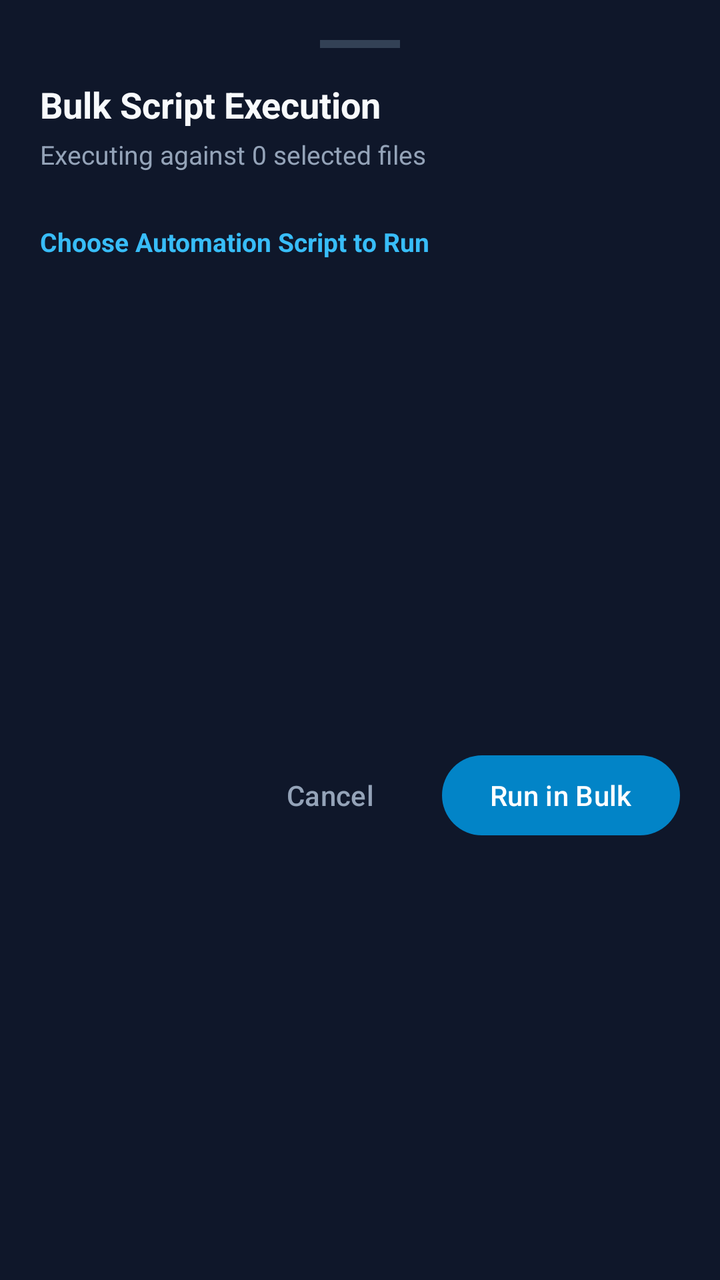
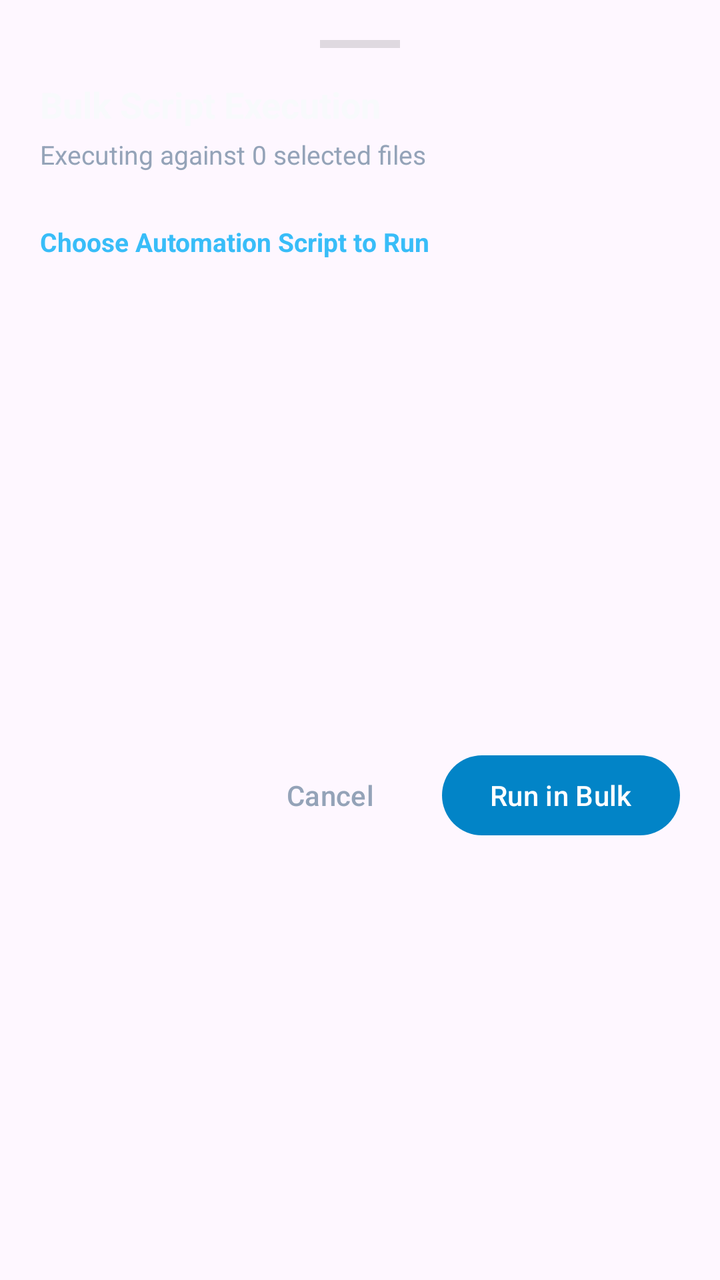

The first picture is an Android layout as it rendered before a commit; the second is the same layout after the commit. The layout source and the unified diff follow.
<!-- AndroidManifest.xml: application theme Theme.PolymathFileSystem -->
<!-- res/layout/bottom_sheet_bulk_script.xml -->
<?xml version="1.0" encoding="utf-8"?>
<LinearLayout xmlns:android="http://schemas.android.com/apk/res/android"
    xmlns:app="http://schemas.android.com/apk/res-auto"
    android:layout_width="match_parent"
    android:layout_height="wrap_content"
    android:orientation="vertical"
    android:background="#0f172a"
    android:padding="20dp">

    
    <View
        android:layout_width="40dp"
        android:layout_height="4dp"
        android:layout_gravity="center_horizontal"
        android:layout_marginBottom="16dp"
        android:background="#334155" />

    
    <TextView
        android:layout_width="wrap_content"
        android:layout_height="wrap_content"
        android:text="Bulk Script Execution"
        android:textColor="#f8fafc"
        android:textSize="18sp"
        android:textStyle="bold" />

    <TextView
        android:id="@+id/tv_selected_files_info"
        android:layout_width="match_parent"
        android:layout_height="wrap_content"
        android:layout_marginTop="4dp"
        android:textColor="#94a3b8"
        android:textSize="13sp"
        android:text="Executing against 0 selected files" />

    
    <androidx.recyclerview.widget.RecyclerView
        android:id="@+id/rv_selected_files"
        android:layout_width="match_parent"
        android:layout_height="wrap_content"
        android:layout_marginTop="10dp"
        android:orientation="horizontal" />

    
    <TextView
        android:layout_width="wrap_content"
        android:layout_height="wrap_content"
        android:layout_marginTop="16dp"
        android:text="Choose Automation Script to Run"
        android:textColor="#38bdf8"
        android:textSize="13sp"
        android:textStyle="bold" />

    <androidx.recyclerview.widget.RecyclerView
        android:id="@+id/rv_available_scripts"
        android:layout_width="match_parent"
        android:layout_height="220dp"
        android:layout_marginTop="8dp" />

    
    <LinearLayout
        android:layout_width="match_parent"
        android:layout_height="wrap_content"
        android:layout_marginTop="16dp"
        android:orientation="horizontal"
        android:gravity="end">

        <com.google.android.material.button.MaterialButton
            android:id="@+id/btn_cancel"
            style="@style/Widget.Material3.Button.TextButton"
            android:layout_width="wrap_content"
            android:layout_height="wrap_content"
            android:text="Cancel"
            android:textColor="#94a3b8" />

        <com.google.android.material.button.MaterialButton
            android:id="@+id/btn_run_bulk"
            android:layout_width="wrap_content"
            android:layout_height="wrap_content"
            android:layout_marginStart="12dp"
            android:text="Run in Bulk"
            app:backgroundTint="#0284c7"
            android:textColor="#ffffff" />
    </LinearLayout>

    <ProgressBar
        android:id="@+id/bulk_progress"
        style="?android:attr/progressBarStyleHorizontal"
        android:layout_width="match_parent"
        android:layout_height="wrap_content"
        android:layout_marginTop="8dp"
        android:indeterminate="true"
        android:visibility="gone" />

</LinearLayout>
<!-- resources referenced by this layout -->
<resources>
  <style name="Theme.PolymathFileSystem" parent="Theme.Material3.DayNight.NoActionBar">
          <item name="colorPrimary">@color/ocean_primary</item>
          <item name="colorPrimaryDark">@color/ocean_primary_dark</item>
          <item name="colorAccent">@color/ocean_accent</item>
          <item name="android:windowBackground">@drawable/bg_fluid_gradient</item>
      </style>
  <color name="ocean_primary">#0077B6</color>
  <color name="ocean_primary_dark">#03045E</color>
  <color name="ocean_accent">#00B4D8</color>
  <!-- drawable bg_fluid_gradient (drawable) -->
  <?xml version="1.0" encoding="utf-8"?>
  <shape xmlns:android="http://schemas.android.com/apk/res/android"
      android:shape="rectangle">
      <gradient
          android:angle="135"
          android:startColor="#1e293b"
          android:centerColor="#0f172a"
          android:endColor="#080e1a"
          android:type="linear" />
  </shape>
</resources>

<!-- the commit's change to res/layout/bottom_sheet_bulk_script.xml (unified diff, before → after) -->
@@ -4,7 +4,7 @@
     android:layout_width="match_parent"
     android:layout_height="wrap_content"
     android:orientation="vertical"
-    android:background="#0f172a"
+    android:background="?attr/colorSurface"
     android:padding="20dp">
 
     
@@ -13,7 +13,7 @@
         android:layout_height="4dp"
         android:layout_gravity="center_horizontal"
         android:layout_marginBottom="16dp"
-        android:background="#334155" />
+        android:background="?attr/colorControlHighlight" />
 
     
     <TextView
